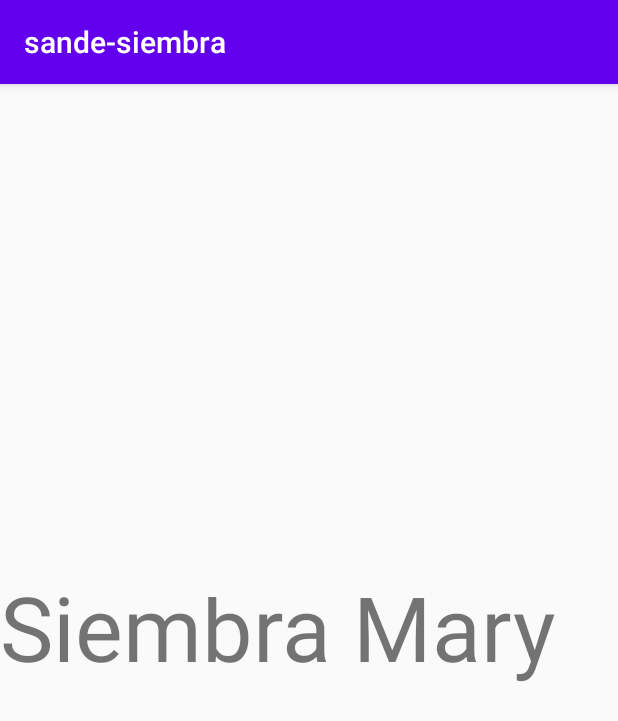
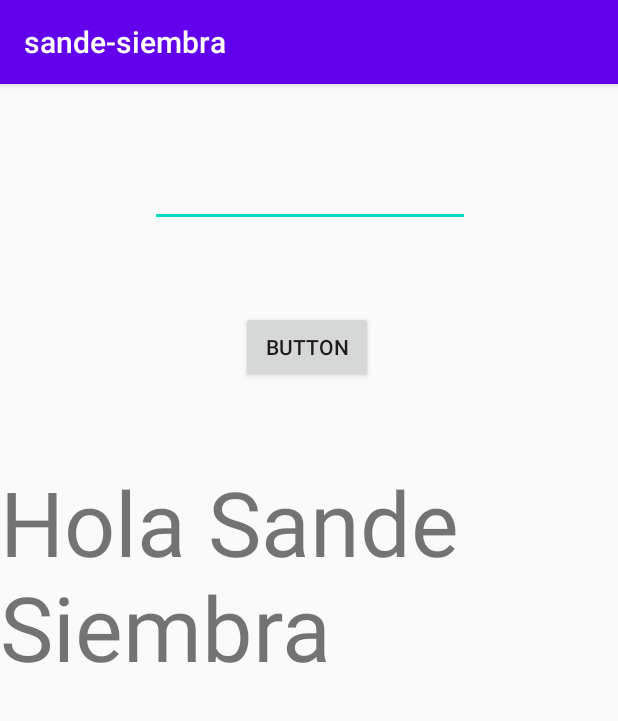
Before and after one commit to JonathanA13/Sande, an Android app: the screen it shows after launch (MainActivity), on a phone screen of 412 x 824 dp. Shown: the top 721 px of the screen. Run offline under Robolectric (Android 15) with nearby library versions, the phone set to English and light mode, and no system bars.

Commit message:
Cambios pantalla principal

```diff
--- a/Programa/app/src/main/res/layout/activity_main.xml
+++ b/Programa/app/src/main/res/layout/activity_main.xml
@@ -10,7 +10,7 @@
         android:id="@+id/textView"
         android:layout_width="wrap_content"
         android:layout_height="wrap_content"
-        android:text="Hola Sande Siembra Mary"
+        android:text="Hola Sande Siembra"
         android:textSize="60sp"
         app:layout_constraintBottom_toBottomOf="parent"
         app:layout_constraintLeft_toLeftOf="parent"
@@ -23,23 +23,12 @@
         android:layout_width="wrap_content"
         android:layout_height="wrap_content"
         android:layout_marginStart="160dp"
-        android:layout_marginBottom="36dp"
+        android:layout_marginBottom="52dp"
         android:text="Button"
         app:layout_constraintBottom_toTopOf="@+id/textView"
+        app:layout_constraintEnd_toEndOf="parent"
+        app:layout_constraintHorizontal_bias="0.006"
         app:layout_constraintStart_toStartOf="@+id/textView" />
-
-    <com.google.android.material.navigation.NavigationView
-        android:layout_width="409dp"
-        android:layout_height="342dp"
-        tools:layout_editor_absoluteX="1dp"
-        tools:layout_editor_absoluteY="388dp" />
-
-    <com.google.android.material.navigation.NavigationView
-        android:layout_width="409dp"
-        android:layout_height="342dp"
-        app:headerLayout="layout"
-        tools:layout_editor_absoluteX="1dp"
-        tools:layout_editor_absoluteY="388dp" />
 
     <EditText
         android:id="@+id/editText2"
```
